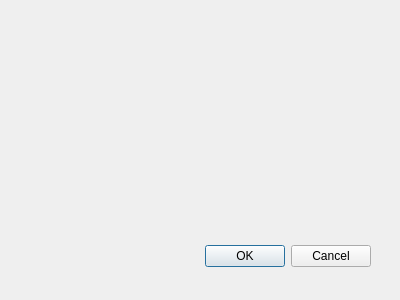
Qt form src/ui/FireHeatReco.ui (oras/DVision) before a commit.
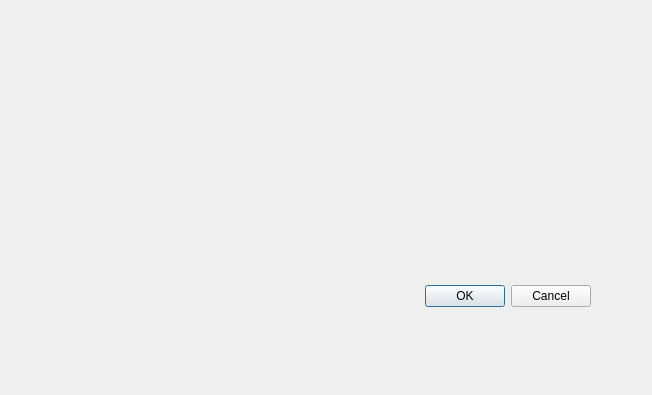
The same form after that commit.

```diff
--- a/src/ui/FireHeatReco.ui
+++ b/src/ui/FireHeatReco.ui
@@ -8,8 +8,8 @@
    <rect>
     <x>0</x>
     <y>0</y>
-    <width>400</width>
-    <height>300</height>
+    <width>652</width>
+    <height>395</height>
    </rect>
   </property>
   <property name="windowTitle">
@@ -18,8 +18,8 @@
   <widget name="buttonBox" class="QDialogButtonBox">
    <property name="geometry">
     <rect>
-     <x>30</x>
-     <y>240</y>
+     <x>250</x>
+     <y>280</y>
      <width>341</width>
      <height>32</height>
     </rect>
```
Left out of the diff: 9 changed lines with no effect on the pictures.
